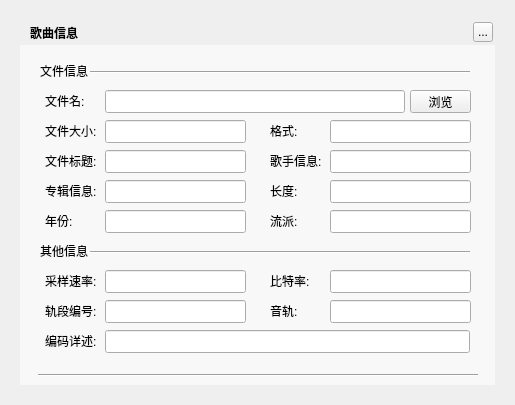
Greedysky/TTKMusicPlayer, file ui/toolsetswidget/musicfileinformationwidget.ui: the form before one commit.
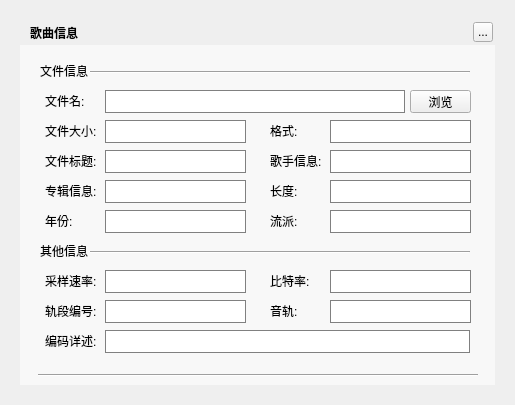
The form after the commit.

Commit message: update the interface border shadow[851320]

What changed in the file:
```diff
--- a/ui/toolsetswidget/musicfileinformationwidget.ui
+++ b/ui/toolsetswidget/musicfileinformationwidget.ui
@@ -13,6 +13,9 @@
   <property name="windowTitle">
    <string>MusicFileInformationWidget</string>
   </property>
+  <property name="styleSheet">
+   <string notr="true">QLineEdit{font-size:14px;color:#AAAAFF; font-weight:normal;border: 1px solid gray;}QLineEdit::hover{ border: 1px solid #AAAAFF;}</string>
+  </property>
   <widget class="QLabel" name="background">
    <property name="geometry">
     <rect>
```
The commit also changes 3 other files.
